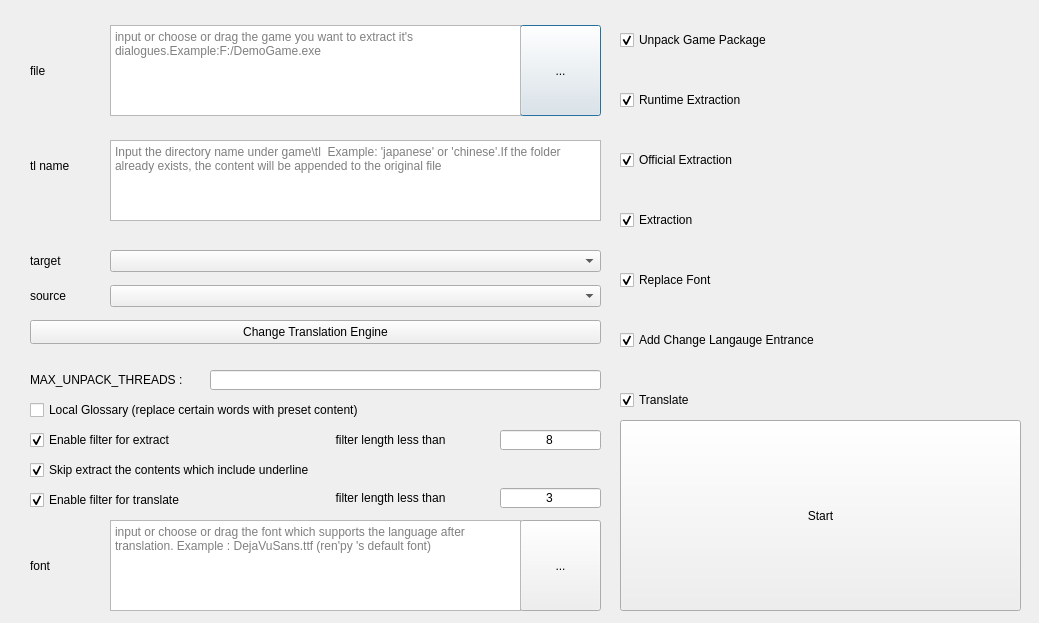
Old version of the form src/one_key_translate.ui in the repository anonymousException/renpy-translator.
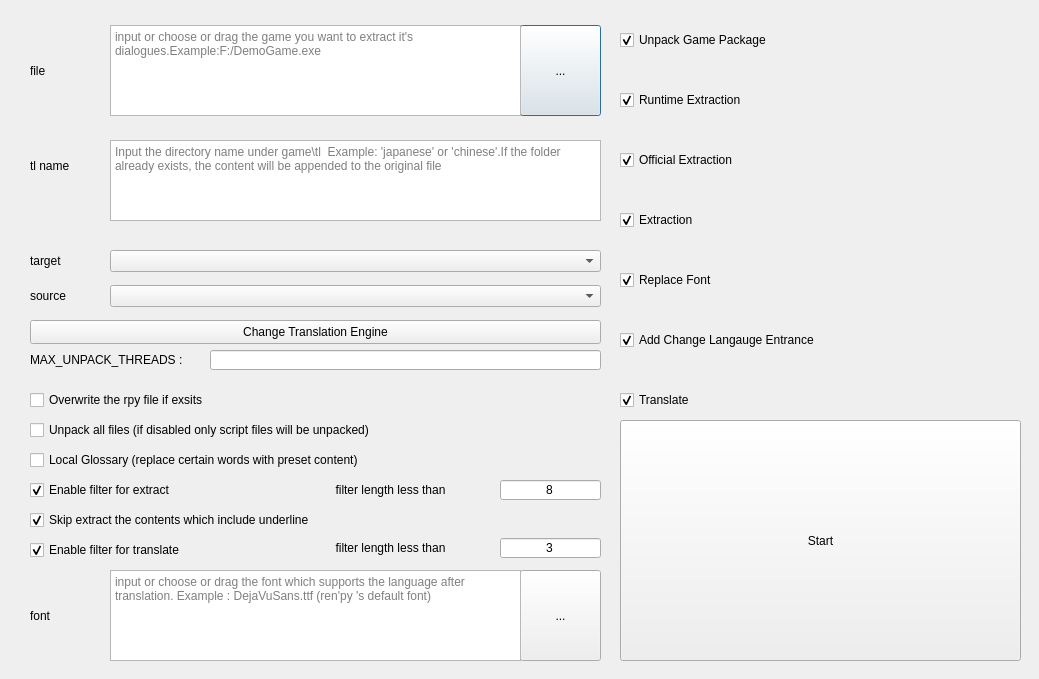
New version of the form.

Commit message:
<feature> improve unpack function, add options and fix stuck problem due to path
update version to v2.3.4

What changed in the file:
```diff
--- a/src/one_key_translate.ui
+++ b/src/one_key_translate.ui
@@ -7,7 +7,7 @@
     <x>0</x>
     <y>0</y>
     <width>1039</width>
-    <height>623</height>
+    <height>679</height>
    </rect>
   </property>
   <property name="windowTitle">
@@ -150,7 +150,7 @@
    <property name="geometry">
     <rect>
      <x>30</x>
-     <y>400</y>
+     <y>450</y>
      <width>571</width>
      <height>20</height>
     </rect>
@@ -163,7 +163,7 @@
    <property name="geometry">
     <rect>
      <x>520</x>
-     <y>520</y>
+     <y>570</y>
      <width>81</width>
      <height>91</height>
     </rect>
@@ -176,7 +176,7 @@
    <property name="geometry">
     <rect>
      <x>30</x>
-     <y>550</y>
+     <y>600</y>
      <width>71</width>
      <height>31</height>
     </rect>
@@ -192,7 +192,7 @@
    <property name="geometry">
     <rect>
      <x>110</x>
-     <y>520</y>
+     <y>570</y>
      <width>411</width>
      <height>91</height>
     </rect>
@@ -301,7 +301,7 @@
    <property name="geometry">
     <rect>
      <x>30</x>
-     <y>430</y>
+     <y>480</y>
      <width>261</width>
      <height>20</height>
     </rect>
@@ -317,7 +317,7 @@
    <property name="geometry">
     <rect>
      <x>500</x>
-     <y>430</y>
+     <y>480</y>
      <width>101</width>
      <height>20</height>
     </rect>
@@ -333,7 +333,7 @@
    <property name="geometry">
     <rect>
      <x>290</x>
-     <y>432</y>
+     <y>482</y>
      <width>201</width>
      <height>16</height>
     </rect>
@@ -351,7 +351,7 @@
      <x>620</x>
      <y>420</y>
      <width>401</width>
-     <height>191</height>
+     <height>241</height>
     </rect>
    </property>
    <property name="text">
@@ -378,7 +378,7 @@
    <property name="geometry">
     <rect>
      <x>30</x>
-     <y>490</y>
+     <y>540</y>
      <width>261</width>
      <height>20</height>
     </rect>
@@ -394,7 +394,7 @@
    <property name="geometry">
     <rect>
      <x>500</x>
-     <y>488</y>
+     <y>538</y>
      <width>101</width>
      <height>20</height>
     </rect>
@@ -410,7 +410,7 @@
    <property name="geometry">
     <rect>
      <x>290</x>
-     <y>490</y>
+     <y>540</y>
      <width>201</width>
      <height>16</height>
     </rect>
@@ -426,7 +426,7 @@
    <property name="geometry">
     <rect>
      <x>30</x>
-     <y>460</y>
+     <y>510</y>
      <width>581</width>
      <height>20</height>
     </rect>
@@ -442,7 +442,7 @@
    <property name="geometry">
     <rect>
      <x>210</x>
-     <y>370</y>
+     <y>350</y>
      <width>391</width>
      <height>20</height>
     </rect>
@@ -455,7 +455,7 @@
    <property name="geometry">
     <rect>
      <x>30</x>
-     <y>372</y>
+     <y>352</y>
      <width>161</width>
      <height>16</height>
     </rect>
@@ -464,6 +464,35 @@
     <string notr="true">MAX_UNPACK_THREADS : </string>
    </property>
   </widget>
+  <widget class="QCheckBox" name="overwriteCheckBox">
+   <property name="geometry">
+    <rect>
+     <x>30</x>
+     <y>390</y>
+     <width>571</width>
+     <height>20</height>
+    </rect>
+   </property>
+   <property name="text">
+    <string>Overwrite the rpy file if exsits</string>
+   </property>
+  </widget>
+  <widget class="QCheckBox" name="unpackAllCheckBox">
+   <property name="geometry">
+    <rect>
+     <x>30</x>
+     <y>420</y>
+     <width>561</width>
+     <height>20</height>
+    </rect>
+   </property>
+   <property name="text">
+    <string>Unpack all files (if disabled only script files will be unpacked)</string>
+   </property>
+   <property name="checked">
+    <bool>false</bool>
+   </property>
+  </widget>
  </widget>
  <resources/>
  <connections/>
```
The commit also changes 62 other files.
